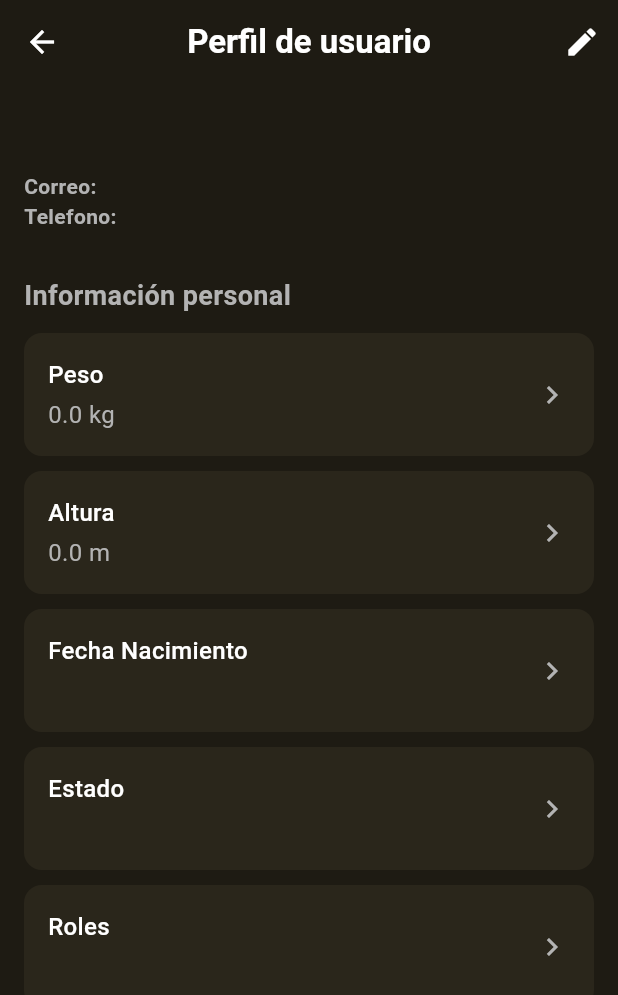
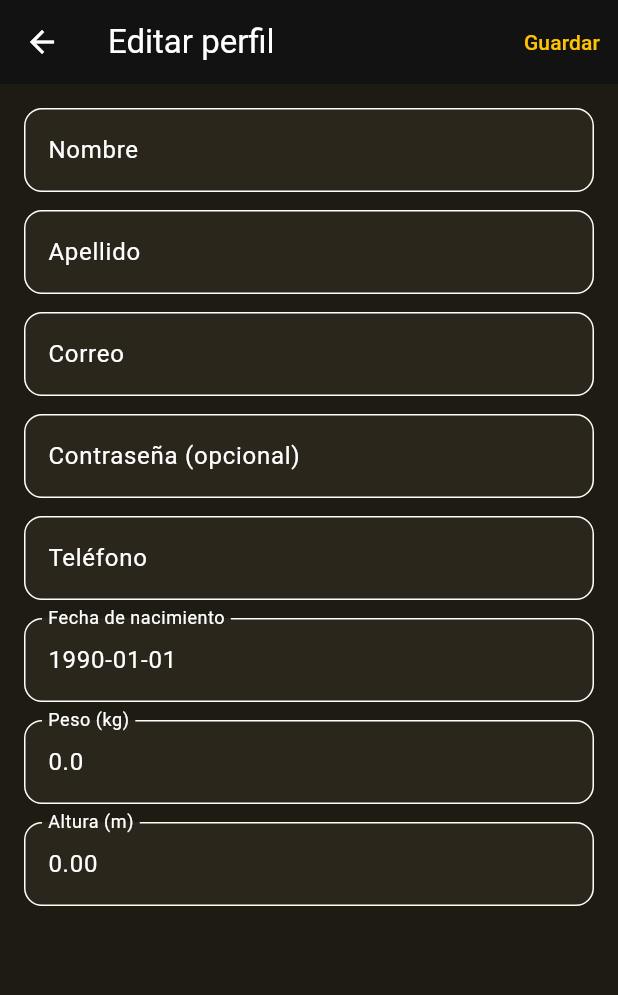
Before and after one commit to Einarr07/elixir-gym-mobile, a Flutter app: the ProfileScreen screen opened directly, after a tap on the "edit" icon, on a phone screen of 412 x 824 dp. Shown: the top 995 px of the screen. Run offline on Flutter 3.47's test engine with Material 3 defaults, Android fonts, the phone set to English and light mode, and no system bars; our stand-ins replace dio, flutter_dotenv, flutter_secure_storage; accounts and stored records are empty; network calls fail.

Commit message:
Perfile User
-data/
--services/
--- user_service: Chansge for use dio

-presentation/
--providers/
---client/
----user_provider: Clear the perfile for logout

-- screens/
--- client/
---- edit_profile_screen: Created the screen
---- profile_screen: Changes for perfile edit and logout

```diff
--- a/lib/data/services/user_service.dart
+++ b/lib/data/services/user_service.dart
@@ -1,21 +1,41 @@
-import 'dart:convert';
-
+import 'package:dio/dio.dart';
+import 'package:elixir_gym/core/network/api_client.dart';
 import 'package:elixir_gym/data/models/user_model.dart';
-import 'package:flutter_dotenv/flutter_dotenv.dart';
-import 'package:http/http.dart' as http;
 
 class UserService {
-  final String baseUrl = dotenv.env['API_BASE_URL'] ?? "";
+  final Dio _dio = ApiClient().dio;
 
   Future<Usuario> fetchUsuario(int id) async {
-    final url = Uri.parse('$baseUrl/usuario/$id');
+    final res = await _dio.get('/usuario/$id');
+    return Usuario.fromJson(res.data as Map<String, dynamic>);
+  }
 
-    final response = await http.get(url);
+  Future<Usuario> updateUsuario({
+    required int id,
+    required String nombre,
+    required String apellido,
+    required String correo,
+    String? contrasenia,
+    required telefono,
+    required String fechaNacimiento,
+    required double peso,
+    required double altura,
+    String estado = "Activo",
+  }) async {
+    final payload = {
+      "nombre": nombre,
+      "apellido": apellido,
+      "correo": correo,
+      if (contrasenia != null && contrasenia.isNotEmpty)
+        "contrasenia": contrasenia,
+      "telefono": telefono,
+      "fechaNacimiento": fechaNacimiento,
+      "peso": peso,
+      "altura": altura,
+      "estado": estado,
+    };
 
-    if (response.statusCode == 200) {
-      return Usuario.fromJson(jsonDecode(response.body));
-    } else {
-      throw Exception('Error al cargar usuario: ${response.statusCode}');
-    }
+    final res = await _dio.put('/usuario/actualizar/$id', data: payload);
+    return Usuario.fromJson(res.data as Map<String, dynamic>);
   }
 }
--- a/lib/presentation/providers/client/user_provider.dart
+++ b/lib/presentation/providers/client/user_provider.dart
@@ -11,4 +11,9 @@ class UserProvider extends ChangeNotifier {
     _usuario = user;
     notifyListeners();
   }
+
+  void clear() {
+    _usuario = null;
+    notifyListeners();
+  }
 }
--- /dev/null
+++ b/lib/presentation/screens/client/edit_profile_screen.dart
@@ -0,0 +1,275 @@
+import 'dart:convert';
+
+import 'package:elixir_gym/core/storage/auth_storage.dart';
+import 'package:flutter/material.dart';
+import 'package:intl/intl.dart';
+
+import '../../../core/theme/app_colors.dart';
+import '../../../data/models/user_model.dart';
+import '../../../data/services/user_service.dart';
+
+class EditProfileScreen extends StatefulWidget {
+  final Usuario usuario;
+
+  const EditProfileScreen({super.key, required this.usuario});
+
+  @override
+  State<EditProfileScreen> createState() => _EditProfileScreenState();
+}
+
+class _EditProfileScreenState extends State<EditProfileScreen> {
+  final _formKey = GlobalKey<FormState>();
+  late final TextEditingController _nombre;
+  late final TextEditingController _apellido;
+  late final TextEditingController _correo;
+  late final TextEditingController _contrasenia; // opcional
+  late final TextEditingController _telefono;
+  late final TextEditingController _peso;
+  late final TextEditingController _altura;
+  late DateTime _fechaNac;
+
+  bool _saving = false;
+
+  @override
+  void initState() {
+    super.initState();
+    final u = widget.usuario;
+    _nombre = TextEditingController(text: u.nombre);
+    _apellido = TextEditingController(text: u.apellido);
+    _correo = TextEditingController(text: u.correo);
+    _contrasenia = TextEditingController();
+    _telefono = TextEditingController(text: u.telefono);
+    _peso = TextEditingController(text: u.peso.toStringAsFixed(1));
+    _altura = TextEditingController(text: u.altura.toStringAsFixed(2));
+    _fechaNac = DateTime.tryParse(u.fechaNacimiento) ?? DateTime(1990, 1, 1);
+  }
+
+  @override
+  void dispose() {
+    _nombre.dispose();
+    _apellido.dispose();
+    _correo.dispose();
+    _contrasenia.dispose();
+    _telefono.dispose();
+    _peso.dispose();
+    _altura.dispose();
+    super.dispose();
+  }
+
+  Future<void> _pickDate() async {
+    final d = await showDatePicker(
+      context: context,
+      initialDate: _fechaNac,
+      firstDate: DateTime(1900),
+      lastDate: DateTime.now(),
+    );
+    if (d != null) setState(() => _fechaNac = d);
+  }
+
+  Future<void> _save() async {
+    if (!_formKey.currentState!.validate()) return;
+    setState(() => _saving = true);
+
+    final oldEmail = widget.usuario.correo;
+    final newEmail = _correo.text.trim();
+    final newPass = _contrasenia.text.trim();
+
+    try {
+      final updated = await UserService().updateUsuario(
+        id: widget.usuario.idUsuario,
+        nombre: _nombre.text.trim(),
+        apellido: _apellido.text.trim(),
+        correo: _correo.text.trim(),
+        contrasenia: _contrasenia.text.trim().isEmpty
+            ? null
+            : _contrasenia.text.trim(),
+        telefono: _telefono.text.trim(),
+        fechaNacimiento: DateFormat('yyyy-MM-dd').format(_fechaNac),
+        peso: double.parse(_peso.text.replaceAll(',', '.')),
+        altura: double.parse(_altura.text.replaceAll(',', '.')),
+        estado: widget.usuario.estado,
+      );
+      final emailChanged = newEmail != oldEmail;
+      final passChanged = newPass.isNotEmpty;
+
+      if (emailChanged || passChanged) {
+        String effectivePass = newPass;
+
+        // Si solo cambió el correo y no se ingresó nueva contraseña, pedir la actual
+        if (emailChanged && !passChanged) {
+          final typed = await _askForPassword(context);
+          if (typed == null || typed.isEmpty) {
+            // sin contraseña no podemos reconstruir el header → opción: forzar logout o solo avisar
+            ScaffoldMessenger.of(context).showSnackBar(
+              const SnackBar(
+                content: Text(
+                  'Se cambió el correo. Inicia sesión nuevamente para continuar.',
+                ),
+              ),
+            );
+            // Si prefieres forzar logout aquí, puedes:
+            // await AuthStorage.instance.clear();
+            // if (mounted) Navigator.pop(context, updated);
+            // return;
+          } else {
+            effectivePass = typed;
+          }
+        }
+
+        if (effectivePass.isNotEmpty) {
+          final newBasic =
+              'Basic ${base64Encode(utf8.encode('$newEmail:$effectivePass'))}';
+          await AuthStorage.instance.saveAuthHeader(newBasic);
+        }
+      }
+      if (!mounted) return;
+      Navigator.pop(context, updated); // devolvemos el usuario actualizado
+    } catch (e) {
+      if (!mounted) return;
+      ScaffoldMessenger.of(
+        context,
+      ).showSnackBar(SnackBar(content: Text('Error al guardar: $e')));
+    } finally {
+      if (mounted) setState(() => _saving = false);
+    }
+  }
+
+  InputDecoration _dec(String label) => InputDecoration(
+    labelText: label,
+    filled: true,
+    fillColor: AppColors.card,
+    border: OutlineInputBorder(borderRadius: BorderRadius.circular(12)),
+  );
+
+  @override
+  Widget build(BuildContext context) {
+    return Scaffold(
+      backgroundColor: AppColors.background,
+      appBar: AppBar(
+        title: const Text('Editar perfil'),
+        actions: [
+          TextButton(
+            onPressed: _saving ? null : _save,
+            child: _saving
+                ? const SizedBox(
+                    height: 18,
+                    width: 18,
+                    child: CircularProgressIndicator(strokeWidth: 2),
+                  )
+                : const Text('Guardar'),
+          ),
+        ],
+      ),
+      body: SafeArea(
+        minimum: const EdgeInsets.all(16),
+        child: Form(
+          key: _formKey,
+          child: ListView(
+            children: [
+              TextFormField(
+                controller: _nombre,
+                decoration: _dec('Nombre'),
+                validator: (v) =>
+                    (v == null || v.trim().isEmpty) ? 'Requerido' : null,
+              ),
+              const SizedBox(height: 12),
+              TextFormField(
+                controller: _apellido,
+                decoration: _dec('Apellido'),
+                validator: (v) =>
+                    (v == null || v.trim().isEmpty) ? 'Requerido' : null,
+              ),
+              const SizedBox(height: 12),
+              TextFormField(
+                controller: _correo,
+                decoration: _dec('Correo'),
+                keyboardType: TextInputType.emailAddress,
+                validator: (v) =>
+                    (v != null && v.contains('@')) ? null : 'Correo inválido',
+              ),
+              const SizedBox(height: 12),
+              TextFormField(
+                controller: _contrasenia,
+                decoration: _dec('Contraseña (opcional)'),
+                obscureText: true,
+              ),
+              const SizedBox(height: 12),
+              TextFormField(
+                controller: _telefono,
+                decoration: _dec('Teléfono'),
+                keyboardType: TextInputType.phone,
+              ),
+              const SizedBox(height: 12),
+              GestureDetector(
+                onTap: _pickDate,
+                child: AbsorbPointer(
+                  child: TextFormField(
+                    decoration: _dec('Fecha de nacimiento'),
+                    controller: TextEditingController(
+                      text: DateFormat('yyyy-MM-dd').format(_fechaNac),
+                    ),
+                  ),
+                ),
+              ),
+              const SizedBox(height: 12),
+              TextFormField(
+                controller: _peso,
+                decoration: _dec('Peso (kg)'),
+                keyboardType: const TextInputType.numberWithOptions(
+                  decimal: true,
+                ),
+                validator: (v) =>
+                    (double.tryParse(v!.replaceAll(',', '.')) == null)
+                    ? 'Número inválido'
+                    : null,
+              ),
+              const SizedBox(height: 12),
+              TextFormField(
+                controller: _altura,
+                decoration: _dec('Altura (m)'),
+                keyboardType: const TextInputType.numberWithOptions(
+                  decimal: true,
+                ),
+                validator: (v) =>
+                    (double.tryParse(v!.replaceAll(',', '.')) == null)
+                    ? 'Número inválido'
+                    : null,
+              ),
+            ],
+          ),
+        ),
+      ),
+    );
+  }
+
+  Future<String?> _askForPassword(BuildContext context) async {
+    final ctrl = TextEditingController();
+
+    final result = await showDialog<String>(
+      context: context,
+      builder: (_) => AlertDialog(
+        title: const Text('Confirmar contraseña'),
+        content: TextField(
+          controller: ctrl,
+          obscureText: true,
+          decoration: const InputDecoration(
+            labelText: 'Contraseña actual',
+            border: OutlineInputBorder(),
+          ),
+        ),
+        actions: [
+          TextButton(
+            onPressed: () => Navigator.pop(context, null),
+            child: const Text('Cancelar'),
+          ),
+          TextButton(
+            onPressed: () => Navigator.pop(context, ctrl.text.trim()),
+            child: const Text('Confirmar'),
+          ),
+        ],
+      ),
+    );
+
+    return result; // puede ser null si canceló
+  }
+}
--- a/lib/presentation/screens/client/profile_screen.dart
+++ b/lib/presentation/screens/client/profile_screen.dart
@@ -1,6 +1,9 @@
 import 'package:elixir_gym/core/theme/app_colors.dart';
 import 'package:elixir_gym/data/services/user_service.dart';
+import 'package:elixir_gym/presentation/providers/auth/auth_provider.dart';
 import 'package:elixir_gym/presentation/providers/client/user_provider.dart';
+import 'package:elixir_gym/presentation/screens/auth/login_screen.dart';
+import 'package:elixir_gym/presentation/screens/client/edit_profile_screen.dart';
 import 'package:flutter/material.dart';
 import 'package:provider/provider.dart';
 
@@ -44,7 +47,57 @@ class _UsuarioScreenState extends State<ProfileScreen> {
         actions: [
           IconButton(
             icon: const Icon(Icons.edit, color: AppColors.textPrimary),
-            onPressed: () {},
+            onPressed: () async {
+              final userProv = context.read<UserProvider>();
+              final current = userProv.usuario;
+              if (current == null) return;
+              final updated = await Navigator.push<Usuario?>(
+                context,
+                MaterialPageRoute(
+                  builder: (_) => EditProfileScreen(usuario: current),
+                ),
+              );
+
+              if (updated != null && context.mounted) {
+                userProv.setUsuario(updated);
+                ScaffoldMessenger.of(context).showSnackBar(
+                  const SnackBar(content: Text('Perfil actualizado')),
+                );
+              }
+            },
+          ),
+          IconButton(
+            icon: const Icon(Icons.logout, color: AppColors.primary),
+            tooltip: 'Cerrar sesión',
+            onPressed: () async {
+              final confirm = await showDialog<bool>(
+                context: context,
+                builder: (_) => AlertDialog(
+                  title: const Text('Cerrar sesión'),
+                  content: const Text('¿Seguro que deseas salir?'),
+                  actions: [
+                    TextButton(
+                      onPressed: () => Navigator.pop(context, false),
+                      child: const Text('Cancelar'),
+                    ),
+                    TextButton(
+                      onPressed: () => Navigator.pop(context, true),
+                      child: const Text('Salir'),
+                    ),
+                  ],
+                ),
+              );
+              if (confirm == true) {
+                await context.read<AuthProvider>().logout();
+                context.read<UserProvider>().clear();
+                if (context.mounted) {
+                  Navigator.of(context).pushAndRemoveUntil(
+                    MaterialPageRoute(builder: (_) => const LoginScreen()),
+                    (_) => false,
+                  );
+                }
+              }
+            },
           ),
         ],
       ),
```
